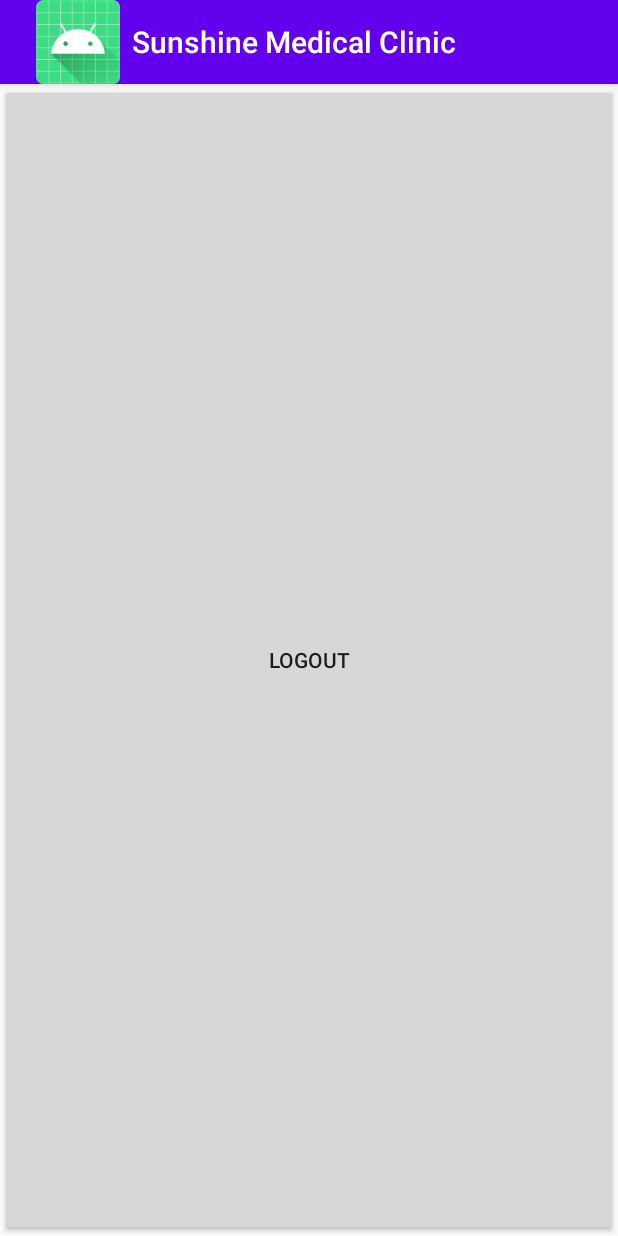
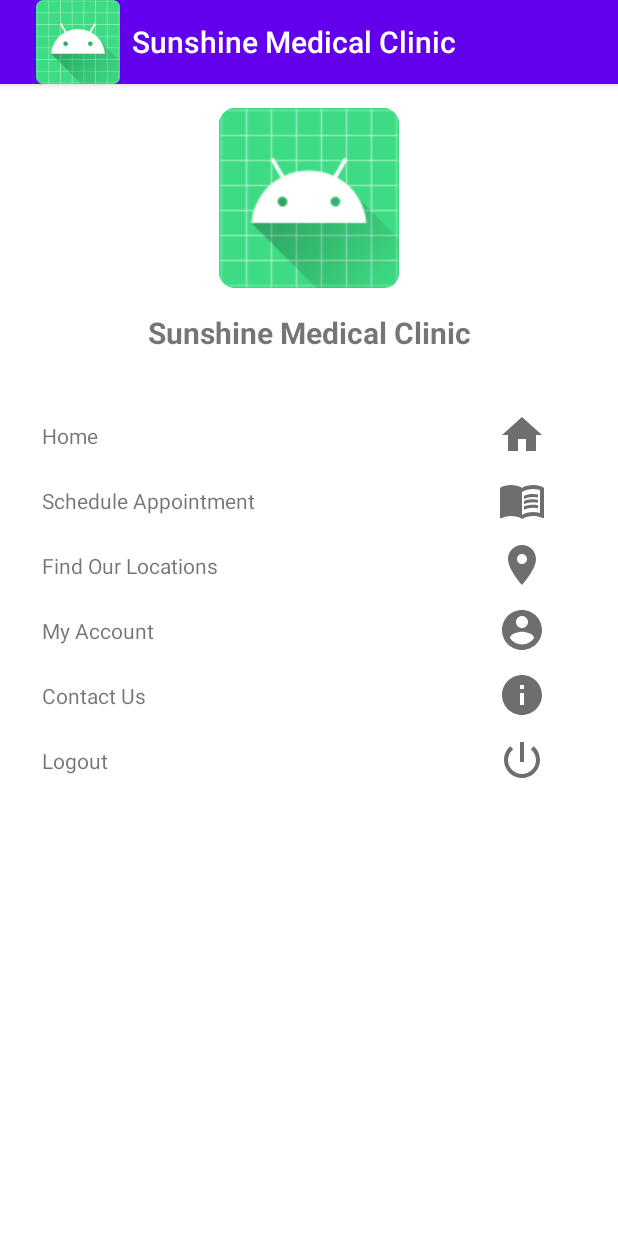
Before and after one commit to anthony-trinh/Sunshine-Medical-Clinic, an Android app: the MainActivity screen opened directly, with no data from a screen before it, on a phone screen of 412 x 824 dp. Run offline under Robolectric (Android 15) with nearby library versions, the phone set to English and light mode, and no system bars; our stand-ins replace Firebase (no records; nobody signed in at launch, a user with empty details on screens opened directly).

Commit message:
completed navigation drawer for MainActivity.java and other activities

```diff
--- a/app/src/main/java/com/example/sunshinemedicalclinic/SplashScreen.java
+++ b/app/src/main/java/com/example/sunshinemedicalclinic/SplashScreen.java
@@ -24,7 +24,7 @@ public class SplashScreen extends AppCompatActivity {
                 openingSound.stop();
                 finish();
                 Log.d("splash","starting activity");
-                startActivity(new Intent(SplashScreen.this,BookAppointment.class));
+                startActivity(new Intent(SplashScreen.this,MainActivity.class));
             }
         };
 
--- /dev/null
+++ b/app/src/main/res/drawable/ic_about_us.xml
@@ -0,0 +1,5 @@
+<vector android:height="32dp" android:tint="#6E6E6E"
+    android:viewportHeight="24" android:viewportWidth="24"
+    android:width="32dp" xmlns:android="http://schemas.android.com/apk/res/android">
+    <path android:fillColor="@android:color/white" android:pathData="M12,2C6.48,2 2,6.48 2,12s4.48,10 10,10 10,-4.48 10,-10S17.52,2 12,2zM13,17h-2v-6h2v6zM13,9h-2L11,7h2v2z"/>
+</vector>
--- /dev/null
+++ b/app/src/main/res/drawable/ic_book.xml
@@ -0,0 +1,8 @@
+<vector android:height="32dp" android:tint="#6E6E6E"
+    android:viewportHeight="24" android:viewportWidth="24"
+    android:width="32dp" xmlns:android="http://schemas.android.com/apk/res/android">
+    <path android:fillColor="@android:color/white" android:pathData="M21,5c-1.11,-0.35 -2.33,-0.5 -3.5,-0.5c-1.95,0 -4.05,0.4 -5.5,1.5c-1.45,-1.1 -3.55,-1.5 -5.5,-1.5S2.45,4.9 1,6v14.65c0,0.25 0.25,0.5 0.5,0.5c0.1,0 0.15,-0.05 0.25,-0.05C3.1,20.45 5.05,20 6.5,20c1.95,0 4.05,0.4 5.5,1.5c1.35,-0.85 3.8,-1.5 5.5,-1.5c1.65,0 3.35,0.3 4.75,1.05c0.1,0.05 0.15,0.05 0.25,0.05c0.25,0 0.5,-0.25 0.5,-0.5V6C22.4,5.55 21.75,5.25 21,5zM21,18.5c-1.1,-0.35 -2.3,-0.5 -3.5,-0.5c-1.7,0 -4.15,0.65 -5.5,1.5V8c1.35,-0.85 3.8,-1.5 5.5,-1.5c1.2,0 2.4,0.15 3.5,0.5V18.5z"/>
+    <path android:fillColor="@android:color/white" android:pathData="M17.5,10.5c0.88,0 1.73,0.09 2.5,0.26V9.24C19.21,9.09 18.36,9 17.5,9c-1.7,0 -3.24,0.29 -4.5,0.83v1.66C14.13,10.85 15.7,10.5 17.5,10.5z"/>
+    <path android:fillColor="@android:color/white" android:pathData="M13,12.49v1.66c1.13,-0.64 2.7,-0.99 4.5,-0.99c0.88,0 1.73,0.09 2.5,0.26V11.9c-0.79,-0.15 -1.64,-0.24 -2.5,-0.24C15.8,11.66 14.26,11.96 13,12.49z"/>
+    <path android:fillColor="@android:color/white" android:pathData="M17.5,14.33c-1.7,0 -3.24,0.29 -4.5,0.83v1.66c1.13,-0.64 2.7,-0.99 4.5,-0.99c0.88,0 1.73,0.09 2.5,0.26v-1.52C19.21,14.41 18.36,14.33 17.5,14.33z"/>
+</vector>
--- /dev/null
+++ b/app/src/main/res/drawable/ic_home.xml
@@ -0,0 +1,5 @@
+<vector android:height="32dp" android:tint="#6E6E6E"
+    android:viewportHeight="24" android:viewportWidth="24"
+    android:width="32dp" xmlns:android="http://schemas.android.com/apk/res/android">
+    <path android:fillColor="@android:color/white" android:pathData="M10,20v-6h4v6h5v-8h3L12,3 2,12h3v8z"/>
+</vector>
--- /dev/null
+++ b/app/src/main/res/drawable/ic_location.xml
@@ -0,0 +1,5 @@
+<vector android:height="32dp" android:tint="#6E6E6E"
+    android:viewportHeight="24" android:viewportWidth="24"
+    android:width="32dp" xmlns:android="http://schemas.android.com/apk/res/android">
+    <path android:fillColor="@android:color/white" android:pathData="M12,2C8.13,2 5,5.13 5,9c0,5.25 7,13 7,13s7,-7.75 7,-13c0,-3.87 -3.13,-7 -7,-7zM12,11.5c-1.38,0 -2.5,-1.12 -2.5,-2.5s1.12,-2.5 2.5,-2.5 2.5,1.12 2.5,2.5 -1.12,2.5 -2.5,2.5z"/>
+</vector>
--- /dev/null
+++ b/app/src/main/res/drawable/ic_logout.xml
@@ -0,0 +1,5 @@
+<vector android:height="32dp" android:tint="#6E6E6E"
+    android:viewportHeight="24" android:viewportWidth="24"
+    android:width="32dp" xmlns:android="http://schemas.android.com/apk/res/android">
+    <path android:fillColor="@android:color/white" android:pathData="M13,3h-2v10h2L13,3zM17.83,5.17l-1.42,1.42C17.99,7.86 19,9.81 19,12c0,3.87 -3.13,7 -7,7s-7,-3.13 -7,-7c0,-2.19 1.01,-4.14 2.58,-5.42L6.17,5.17C4.23,6.82 3,9.26 3,12c0,4.97 4.03,9 9,9s9,-4.03 9,-9c0,-2.74 -1.23,-5.18 -3.17,-6.83z"/>
+</vector>
--- /dev/null
+++ b/app/src/main/res/drawable/ic_menu.xml
@@ -0,0 +1,5 @@
+<vector android:height="32dp" android:tint="#6E6E6E"
+    android:viewportHeight="24" android:viewportWidth="24"
+    android:width="32dp" xmlns:android="http://schemas.android.com/apk/res/android">
+    <path android:fillColor="@android:color/white" android:pathData="M3,18h18v-2L3,16v2zM3,13h18v-2L3,11v2zM3,6v2h18L21,6L3,6z"/>
+</vector>
--- /dev/null
+++ b/app/src/main/res/drawable/ic_more.xml
@@ -0,0 +1,5 @@
+<vector android:height="32dp" android:tint="#6E6E6E"
+    android:viewportHeight="24" android:viewportWidth="24"
+    android:width="32dp" xmlns:android="http://schemas.android.com/apk/res/android">
+    <path android:fillColor="@android:color/white" android:pathData="M12,8c1.1,0 2,-0.9 2,-2s-0.9,-2 -2,-2 -2,0.9 -2,2 0.9,2 2,2zM12,10c-1.1,0 -2,0.9 -2,2s0.9,2 2,2 2,-0.9 2,-2 -0.9,-2 -2,-2zM12,16c-1.1,0 -2,0.9 -2,2s0.9,2 2,2 2,-0.9 2,-2 -0.9,-2 -2,-2z"/>
+</vector>
--- /dev/null
+++ b/app/src/main/res/drawable/ic_my_account.xml
@@ -0,0 +1,5 @@
+<vector android:height="32dp" android:tint="#6E6E6E"
+    android:viewportHeight="24" android:viewportWidth="24"
+    android:width="32dp" xmlns:android="http://schemas.android.com/apk/res/android">
+    <path android:fillColor="@android:color/white" android:pathData="M12,2C6.48,2 2,6.48 2,12s4.48,10 10,10 10,-4.48 10,-10S17.52,2 12,2zM12,5c1.66,0 3,1.34 3,3s-1.34,3 -3,3 -3,-1.34 -3,-3 1.34,-3 3,-3zM12,19.2c-2.5,0 -4.71,-1.28 -6,-3.22 0.03,-1.99 4,-3.08 6,-3.08 1.99,0 5.97,1.09 6,3.08 -1.29,1.94 -3.5,3.22 -6,3.22z"/>
+</vector>
--- a/app/src/main/res/layout/activity_main.xml
+++ b/app/src/main/res/layout/activity_main.xml
@@ -1,23 +1,30 @@
 <?xml version="1.0" encoding="utf-8"?>
-<androidx.drawerlayout.widget.DrawerLayout xmlns:android="http://schemas.android.com/apk/res/android"
+<androidx.drawerlayout.widget.DrawerLayout
+    xmlns:android="http://schemas.android.com/apk/res/android"
     xmlns:app="http://schemas.android.com/apk/res-auto"
     xmlns:tools="http://schemas.android.com/tools"
     android:layout_width="match_parent"
     android:layout_height="match_parent"
-    android:onClick="logout"
+    android:id="@+id/drawer_layout"
     tools:context=".MainActivity">
 
-    <Button
-        android:id="@+id/btnLogout"
-        android:layout_width="wrap_content"
-        android:layout_height="wrap_content"
-        android:onClick="logout"
-        android:padding="10dp"
-        android:text="Logout" />
+    <LinearLayout
+        android:layout_width="match_parent"
+        android:layout_height="match_parent"
+        android:orientation="vertical">
 
-    <com.google.android.material.navigation.NavigationView
-        android:id="@+id/navigationView"
-        android:layout_width="wrap_content"
+        <include
+            layout="@layout/main_toolbar"/>
+
+    </LinearLayout>
+
+    <RelativeLayout
+        android:layout_width="300dp"
         android:layout_height="match_parent"
-        android:layout_gravity="start" />
+        android:gravity="start"
+        android:background="@android:color/white">
+
+        <include
+            layout="@layout/main_nav_drawer"/>
+    </RelativeLayout>
 </androidx.drawerlayout.widget.DrawerLayout>
--- /dev/null
+++ b/app/src/main/res/layout/main_nav_drawer.xml
@@ -0,0 +1,155 @@
+<?xml version="1.0" encoding="utf-8"?>
+<LinearLayout
+    xmlns:android="http://schemas.android.com/apk/res/android"
+    android:layout_width="match_parent"
+    android:layout_height="match_parent"
+    android:orientation="vertical">
+
+    <ImageView
+        android:layout_width="match_parent"
+        android:layout_height="120dp"
+        android:layout_margin="16dp"
+        android:src="@mipmap/ic_launcher"/>
+
+    <TextView
+        android:layout_width="match_parent"
+        android:layout_height="wrap_content"
+        android:text="Sunshine Medical Clinic"
+        android:textSize="20sp"
+        android:textStyle="bold"
+        android:textAlignment="center"/>
+
+    <View
+        android:layout_width="match_parent"
+        android:layout_height="1dp"
+        android:layout_marginTop="16dp"
+        android:layout_marginBottom="16dp"/>
+
+    <LinearLayout
+        android:layout_width="match_parent"
+        android:layout_height="wrap_content"
+        android:orientation="horizontal"
+        android:gravity="center_vertical"
+        android:onClick="ClickHome">
+
+        <TextView
+            android:layout_width="0dp"
+            android:layout_height="wrap_content"
+            android:layout_weight="1"
+            android:text="Home"
+            android:padding="12dp"
+            android:layout_marginStart="16dp"/>
+
+        <ImageView
+            android:layout_width="wrap_content"
+            android:layout_height="wrap_content"
+            android:layout_marginEnd="48dp"
+            android:src="@drawable/ic_home"/>
+    </LinearLayout>
+
+    <LinearLayout
+    android:layout_width="match_parent"
+    android:layout_height="wrap_content"
+    android:orientation="horizontal"
+    android:gravity="center_vertical"
+    android:onClick="ClickBook">
+
+    <TextView
+        android:layout_width="0dp"
+        android:layout_height="wrap_content"
+        android:layout_weight="1"
+        android:text="Schedule Appointment"
+        android:padding="12dp"
+        android:layout_marginStart="16dp"/>
+    <ImageView
+        android:layout_width="wrap_content"
+        android:layout_height="wrap_content"
+        android:layout_marginEnd="48dp"
+        android:src="@drawable/ic_book"/>
+    </LinearLayout>
+
+    <LinearLayout
+        android:layout_width="match_parent"
+        android:layout_height="wrap_content"
+        android:orientation="horizontal"
+        android:gravity="center_vertical"
+        android:onClick="ClickLocations">
+
+        <TextView
+            android:layout_width="0dp"
+            android:layout_height="wrap_content"
+            android:layout_weight="1"
+            android:text="Find Our Locations"
+            android:padding="12dp"
+            android:layout_marginStart="16dp"/>
+        <ImageView
+            android:layout_width="wrap_content"
+            android:layout_height="wrap_content"
+            android:layout_marginEnd="48dp"
+            android:src="@drawable/ic_location"/>
+    </LinearLayout>
+    <LinearLayout
+        android:layout_width="match_parent"
+        android:layout_height="wrap_content"
+        android:orientation="horizontal"
+        android:gravity="center_vertical"
+        android:onClick="ClickMyAccount">
+
+        <TextView
+            android:layout_width="0dp"
+            android:layout_height="wrap_content"
+            android:layout_weight="1"
+            android:text="My Account"
+            android:padding="12dp"
+            android:layout_marginStart="16dp"/>
+        <ImageView
+            android:layout_width="wrap_content"
+            android:layout_height="wrap_content"
+            android:layout_marginEnd="48dp"
+            android:src="@drawable/ic_my_account"/>
+    </LinearLayout>
+
+    <LinearLayout
+        android:layout_width="match_parent"
+        android:layout_height="wrap_content"
+        android:orientation="horizontal"
+        android:gravity="center_vertical"
+        android:onClick="ClickContactUs">
+
+    <TextView
+        android:layout_width="0dp"
+        android:layout_height="wrap_content"
+        android:layout_weight="1"
+        android:text="Contact Us"
+        android:padding="12dp"
+        android:layout_marginStart="16dp"/>
+
+    <ImageView
+        android:layout_width="wrap_content"
+        android:layout_height="wrap_content"
+        android:layout_marginEnd="48dp"
+        android:src="@drawable/ic_about_us"/>
+    </LinearLayout>
+
+    <LinearLayout
+        android:layout_width="match_parent"
+        android:layout_height="wrap_content"
+        android:orientation="horizontal"
+        android:gravity="center_vertical"
+        android:onClick="ClickLogout">
+
+        <TextView
+            android:layout_width="0dp"
+            android:layout_height="wrap_content"
+            android:layout_weight="1"
+            android:text="Logout"
+            android:padding="12dp"
+            android:layout_marginStart="16dp"/>
+
+        <ImageView
+            android:layout_width="wrap_content"
+            android:layout_height="wrap_content"
+            android:layout_marginEnd="48dp"
+            android:src="@drawable/ic_logout"/>
+    </LinearLayout>
+</LinearLayout>
```
Also changed, not shown: app/src/main/java/com/example/sunshinemedicalclinic/BookAppointment.java (+46 -3 lines), app/src/main/java/com/example/sunshinemedicalclinic/ContactUs.java (+46 -1 lines), app/src/main/java/com/example/sunshinemedicalclinic/MainActivity.java (+78 -5 lines), app/src/main/res/layout/activity_book_appointment.xml (+21 -2 lines), app/src/main/res/layout/activity_contact_us.xml (+19 -3 lines), app/src/main/res/layout/main_toolbar.xml (added, +31 -0 lines).
